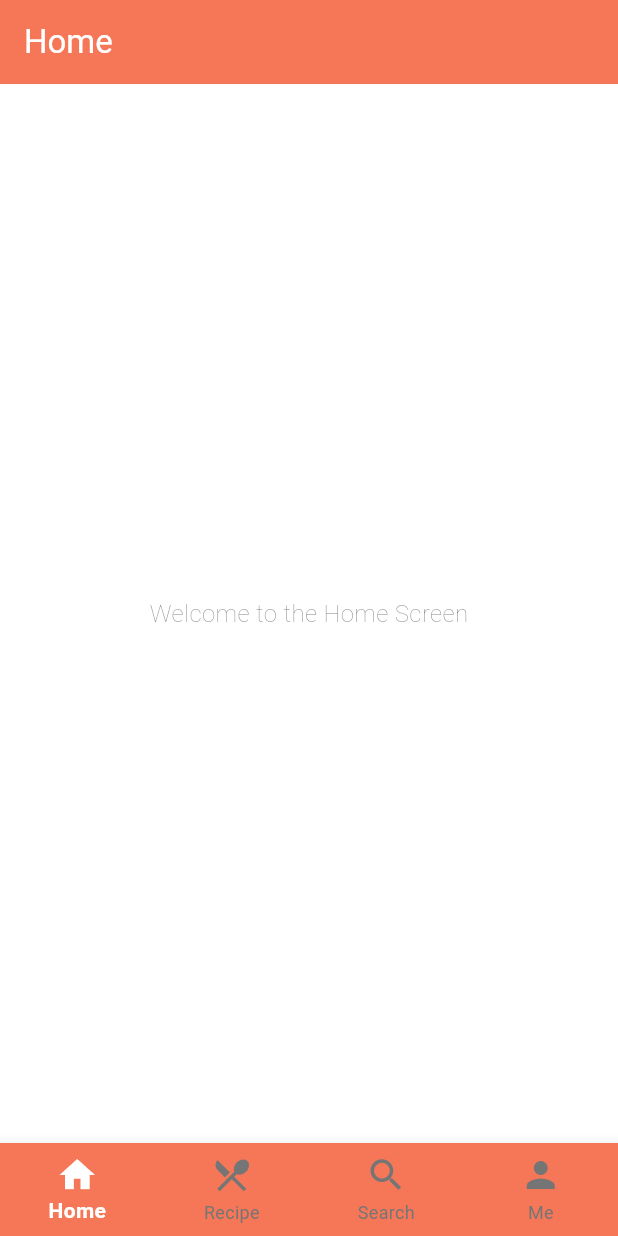
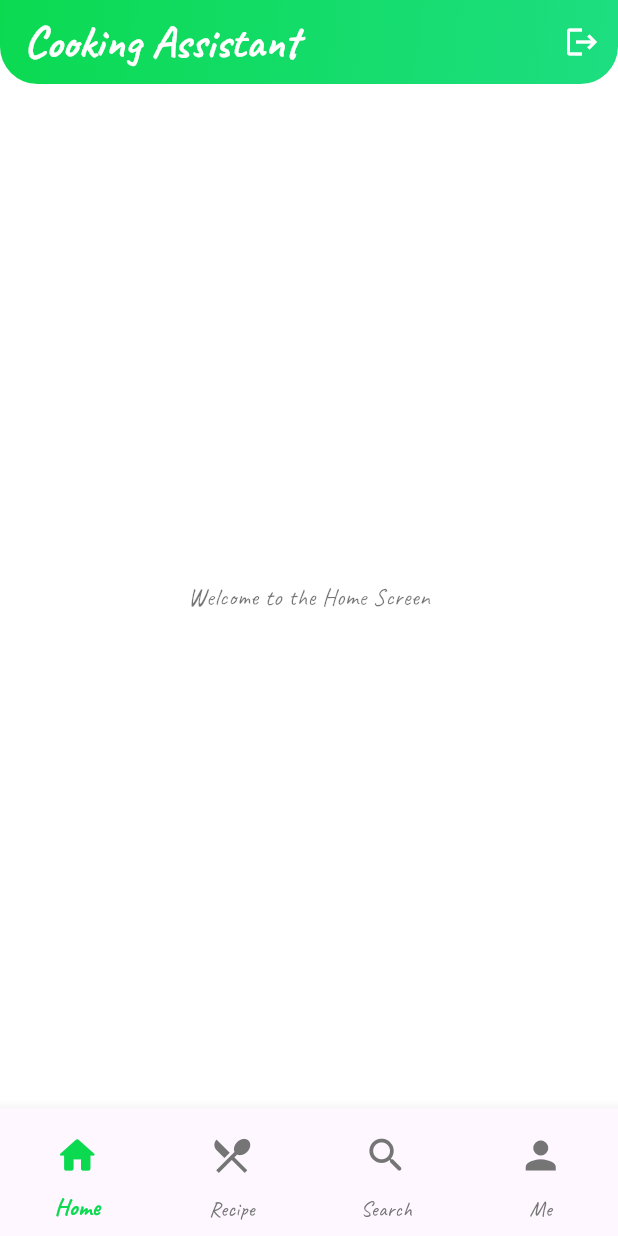
Before and after one commit to iArgho/cooking_assist, a Flutter app: the screen it shows after launch, on a phone screen of 412 x 824 dp. Run offline on Flutter 3.47's test engine with Material 3 defaults, Android fonts, the phone set to English and light mode, and no system bars; our stand-ins replace flutter_svg, get, loading_animation_widget.

Commit message:
Design Changes

```diff
--- a/lib/application/application.dart
+++ b/lib/application/application.dart
@@ -1,6 +1,6 @@
 import 'package:cooking_assist/presentation/screens/splash_screen.dart';
 import 'package:flutter/material.dart';
-import 'package:get/get.dart'; // Import GetX
+import 'package:get/get.dart';
 
 class CookingAssist extends StatelessWidget {
   const CookingAssist({super.key});
@@ -11,10 +11,11 @@ class CookingAssist extends StatelessWidget {
       debugShowCheckedModeBanner: false,
       title: 'Cooking Assist',
       theme: ThemeData(
-        primaryColor: const Color(0xFFF57758),
+        fontFamily: 'Caveat',
+        primaryColor: const Color(0xFF0BDA51),
         scaffoldBackgroundColor: Colors.white,
         appBarTheme: const AppBarTheme(
-          backgroundColor: Color(0xFFF57758),
+          backgroundColor:   Color(0xFF0BDA51),
           foregroundColor: Colors.white,
         ),
         textTheme: const TextTheme(
@@ -23,18 +24,19 @@ class CookingAssist extends StatelessWidget {
         ),
         elevatedButtonTheme: ElevatedButtonThemeData(
           style: ElevatedButton.styleFrom(
-            backgroundColor: const Color(0xFFF57758),
+            backgroundColor:  const Color(0xFF0BDA51),
             foregroundColor: Colors.white,
             textStyle: const TextStyle(fontWeight: FontWeight.w400),
           ),
         ),
       ),
       darkTheme: ThemeData(
+        fontFamily: 'Caveat',
         brightness: Brightness.dark,
-        primaryColor: const Color(0xFFF57758),
+        primaryColor:  const Color(0xFF0BDA51),
         scaffoldBackgroundColor: Colors.black,
         appBarTheme: const AppBarTheme(
-          backgroundColor: Color(0xFFF57758),
+          backgroundColor:  const Color(0xFF0BDA51),
           foregroundColor: Colors.white,
         ),
         textTheme: const TextTheme(
@@ -43,7 +45,7 @@ class CookingAssist extends StatelessWidget {
         ),
         elevatedButtonTheme: ElevatedButtonThemeData(
           style: ElevatedButton.styleFrom(
-            backgroundColor: const Color(0xFFF57758),
+            backgroundColor:  const Color(0xFF0BDA51),
             foregroundColor: Colors.white,
           ),
         ),
--- a/lib/presentation/screens/home_screen.dart
+++ /dev/null
@@ -1,69 +0,0 @@
-import 'package:cooking_assist/presentation/screens/homescreens/home_page.dart';
-import 'package:cooking_assist/presentation/screens/homescreens/me_page.dart';
-import 'package:cooking_assist/presentation/screens/homescreens/recipe_page.dart';
-import 'package:cooking_assist/presentation/screens/homescreens/search_page.dart';
-import 'package:flutter/material.dart';
-
-class HomeScreen extends StatefulWidget {
-  const HomeScreen({super.key});
-
-  @override
-  State<HomeScreen> createState() => _HomeScreenState();
-}
-
-class _HomeScreenState extends State<HomeScreen> {
-  int _selectedIndex = 0;
-
-  static const List<Widget> _pages = <Widget>[
-    HomePage(),
-    RecipePage(),
-    SearchPage(),
-    MePage(),
-  ];
-
-  void _onItemTapped(int index) {
-    setState(() {
-      _selectedIndex = index;
-    });
-  }
-
-  @override
-  Widget build(BuildContext context) {
-    return Scaffold(
-      appBar: AppBar(
-        title: const Text('Home'),
-      ),
-      body: _pages[_selectedIndex],
-      bottomNavigationBar: BottomNavigationBar(
-        backgroundColor: Theme.of(context).primaryColor,
-        currentIndex: _selectedIndex,
-        selectedItemColor: Colors.white,
-        unselectedItemColor: Colors.grey[600],
-        selectedLabelStyle: const TextStyle(fontWeight: FontWeight.bold, fontSize: 14),
-        unselectedLabelStyle: const TextStyle(fontSize: 12),
-        showSelectedLabels: true,
-        showUnselectedLabels: true,
-        type: BottomNavigationBarType.fixed,
-        onTap: _onItemTapped,
-        items: const [
-          BottomNavigationBarItem(
-            icon: Icon(Icons.home, size: 28),
-            label: 'Home',
-          ),
-          BottomNavigationBarItem(
-            icon: Icon(Icons.restaurant_menu, size: 28),
-            label: 'Recipe',
-          ),
-          BottomNavigationBarItem(
-            icon: Icon(Icons.search, size: 28),
-            label: 'Search',
-          ),
-          BottomNavigationBarItem(
-            icon: Icon(Icons.person, size: 28),
-            label: 'Me',
-          ),
-        ],
-      ),
-    );
-  }
-}
--- /dev/null
+++ b/lib/presentation/screens/homescreens/home_screen.dart
@@ -0,0 +1,115 @@
+import 'package:cooking_assist/presentation/screens/homescreens/home_page.dart';
+import 'package:cooking_assist/presentation/screens/homescreens/me_page.dart';
+import 'package:cooking_assist/presentation/screens/homescreens/recipe_page.dart';
+import 'package:cooking_assist/presentation/screens/homescreens/search_page.dart';
+import 'package:flutter/material.dart';
+
+class HomeScreen extends StatefulWidget {
+  const HomeScreen({super.key});
+
+  @override
+  State<HomeScreen> createState() => _HomeScreenState();
+}
+
+class _HomeScreenState extends State<HomeScreen> {
+  int _selectedIndex = 0;
+
+  static const List<Widget> _pages = [
+    HomePage(),
+    RecipePage(),
+    SearchPage(),
+    MePage(),
+  ];
+
+  void _onItemTapped(int index) {
+    setState(() {
+      _selectedIndex = index;
+    });
+  }
+
+  @override
+  Widget build(BuildContext context) {
+    return Scaffold(
+      appBar: _buildAppBar(),
+      body: _pages[_selectedIndex],
+      bottomNavigationBar: _buildBottomNavBar(),
+    );
+  }
+
+  AppBar _buildAppBar() {
+    return AppBar(
+      backgroundColor: Colors.transparent,
+      elevation: 0,
+      flexibleSpace: Container(
+        decoration: BoxDecoration(
+          gradient: LinearGradient(
+            colors: [Theme.of(context).primaryColor, const Color.fromARGB(255, 29, 222, 129)],
+            begin: Alignment.topLeft,
+            end: Alignment.bottomRight,
+          ),
+          borderRadius: BorderRadius.only(
+            bottomLeft: Radius.circular(25),
+            bottomRight: Radius.circular(25),
+          ),
+        ),
+      ),
+      title: const Text(
+        'Cooking Assistant',
+        style: TextStyle(fontSize: 30 , fontWeight: FontWeight.bold, color: Colors.white),
+      ),
+      actions: [
+        IconButton(
+          icon: Icon(Icons.logout, size: 24, color: Colors.white),
+          onPressed: () {
+            // Add your logout functionality here
+          },
+        ),
+      ],
+    );
+  }
+
+  BottomNavigationBar _buildBottomNavBar() {
+    return BottomNavigationBar(
+
+
+      currentIndex: _selectedIndex,
+      selectedItemColor: Theme.of(context).primaryColor,
+      unselectedItemColor: Colors.grey[600],
+      selectedFontSize: 16,
+      unselectedFontSize: 14,
+      selectedLabelStyle: const TextStyle(fontWeight: FontWeight.bold),
+      type: BottomNavigationBarType.fixed,
+      onTap: _onItemTapped,
+      items: const [
+        BottomNavigationBarItem(
+          icon: Padding(
+            padding: EdgeInsets.all(8.0),
+            child: Icon(Icons.home_rounded, size: 30),
+          ),
+          label: 'Home',
+        ),
+        BottomNavigationBarItem(
+          icon: Padding(
+            padding: EdgeInsets.all(8.0),
+            child: Icon(Icons.restaurant_menu, size: 30),
+          ),
+          label: 'Recipe',
+        ),
+        BottomNavigationBarItem(
+          icon: Padding(
+            padding: EdgeInsets.all(8.0),
+            child: Icon(Icons.search_rounded, size: 30),
+          ),
+          label: 'Search',
+        ),
+        BottomNavigationBarItem(
+          icon: Padding(
+            padding: EdgeInsets.all(8.0),
+            child: Icon(Icons.person, size: 30),
+          ),
+          label: 'Me',
+        ),
+      ],
+    );
+  }
+}
--- a/lib/presentation/screens/splash_screen.dart
+++ b/lib/presentation/screens/splash_screen.dart
@@ -2,7 +2,7 @@ import 'dart:async';
 import 'package:flutter/material.dart';
 import 'package:flutter_svg/flutter_svg.dart';
 import 'package:loading_animation_widget/loading_animation_widget.dart';
-import 'package:cooking_assist/presentation/screens/home_screen.dart';
+import 'package:cooking_assist/presentation/screens/homescreens/home_screen.dart';
 import 'package:cooking_assist/utility/path_utility.dart';
 import 'package:get/get.dart';
 
```
Also changed, not shown: lib/widget/bottom_nav_bar.dart (added).
